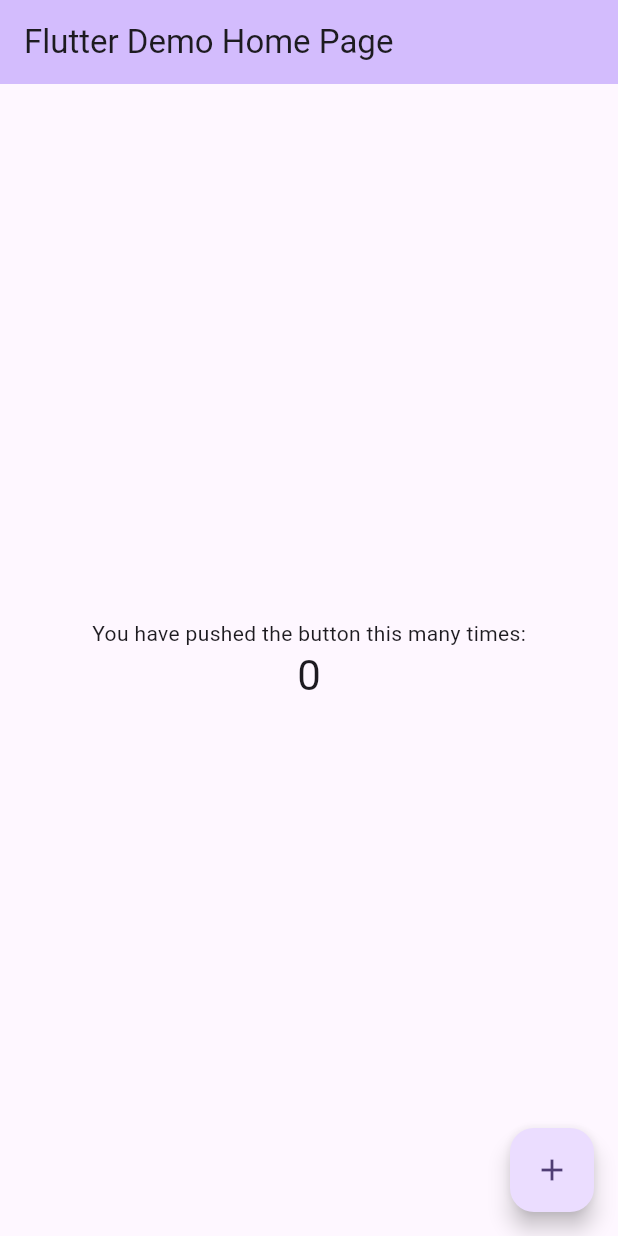
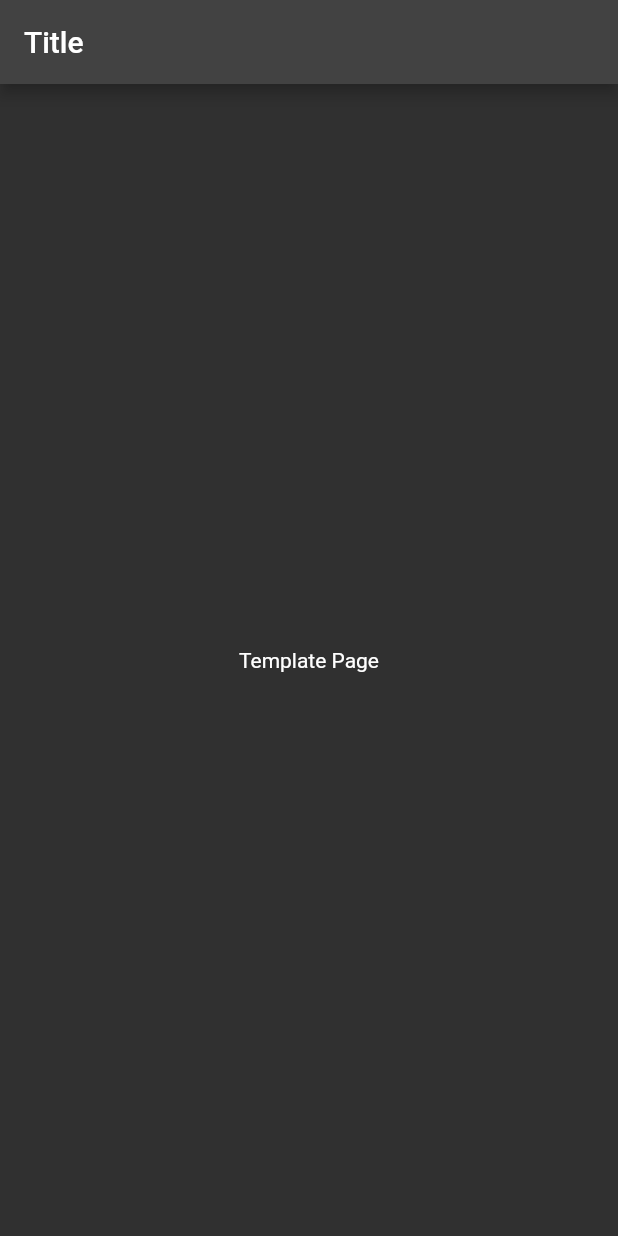
Before and after one commit to OmarElhassaniAlaoui/MealTime_app, a Flutter app: the screen it shows after launch, on a phone screen of 412 x 824 dp. Run offline on Flutter 3.47's test engine with Material 3 defaults, Android fonts, the phone set to English and light mode, and no system bars; our stand-ins replace go_router.

Commit message:
app routes- setup

```diff
--- a/analysis_options.yaml
+++ b/analysis_options.yaml
@@ -7,6 +7,10 @@
 
 # The following line activates a set of recommended lints for Flutter apps,
 # packages, and plugins designed to encourage good coding practices.
+analyzer:
+  errors:
+    unused_field: ignore
+    unused_element: ignore
 include: package:flutter_lints/flutter.yaml
 
 linter:
--- a/lib/main.dart
+++ b/lib/main.dart
@@ -1,111 +1,6 @@
 import 'package:flutter/material.dart';
+import 'package:meal_time_app/src/meal_time_app.dart';
 
 void main() {
-  runApp(const MyApp());
+  runApp(const MealTimeApp());
 }
-
-class MyApp extends StatelessWidget {
-  const MyApp({super.key});
-
-  // This widget is the root of your application.
-  @override
-  Widget build(BuildContext context) {
-    return MaterialApp(
-      title: 'Flutter Demo',
-      theme: ThemeData(
-
-        colorScheme: ColorScheme.fromSeed(seedColor: Colors.deepPurple),
-        useMaterial3: true,
-      ),
-      home: const MyHomePage(title: 'Flutter Demo Home Page'),
-    );
-  }
-}
-
-class MyHomePage extends StatefulWidget {
-  const MyHomePage({super.key, required this.title});
-
-  // This widget is the home page of your application. It is stateful, meaning
-  // that it has a State object (defined below) that contains fields that affect
-  // how it looks.
-
-  // This class is the configuration for the state. It holds the values (in this
-  // case the title) provided by the parent (in this case the App widget) and
-  // used by the build method of the State. Fields in a Widget subclass are
-  // always marked "final".
-
-  final String title;
-
-  @override
-  State<MyHomePage> createState() => _MyHomePageState();
-}
-
-class _MyHomePageState extends State<MyHomePage> {
-  int _counter = 0;
-
-  void _incrementCounter() {
-    setState(() {
-      // This call to setState tells the Flutter framework that something has
-      // changed in this State, which causes it to rerun the build method below
-      // so that the display can reflect the updated values. If we changed
-      // _counter without calling setState(), then the build method would not be
-      // called again, and so nothing would appear to happen.
-      _counter++;
-    });
-  }
-
-  @override
-  Widget build(BuildContext context) {
-    // This method is rerun every time setState is called, for instance as done
-    // by the _incrementCounter method above.
-    //
-    // The Flutter framework has been optimized to make rerunning build methods
-    // fast, so that you can just rebuild anything that needs updating rather
-    // than having to individually change instances of widgets.
-    return Scaffold(
-      appBar: AppBar(
-        // TRY THIS: Try changing the color here to a specific color (to
-        // Colors.amber, perhaps?) and trigger a hot reload to see the AppBar
-        // change color while the other colors stay the same.
-        backgroundColor: Theme.of(context).colorScheme.inversePrimary,
-        // Here we take the value from the MyHomePage object that was created by
-        // the App.build method, and use it to set our appbar title.
-        title: Text(widget.title),
-      ),
-      body: Center(
-        // Center is a layout widget. It takes a single child and positions it
-        // in the middle of the parent.
-        child: Column(
-          // Column is also a layout widget. It takes a list of children and
-          // arranges them vertically. By default, it sizes itself to fit its
-          // children horizontally, and tries to be as tall as its parent.
-          //
-          // Column has various properties to control how it sizes itself and
-          // how it positions its children. Here we use mainAxisAlignment to
-          // center the children vertically; the main axis here is the vertical
-          // axis because Columns are vertical (the cross axis would be
-          // horizontal).
-          //
-          // TRY THIS: Invoke "debug painting" (choose the "Toggle Debug Paint"
-          // action in the IDE, or press "p" in the console), to see the
-          // wireframe for each widget.
-          mainAxisAlignment: MainAxisAlignment.center,
-          children: <Widget>[
-            const Text(
-              'You have pushed the button this many times:',
-            ),
-            Text(
-              '$_counter',
-              style: Theme.of(context).textTheme.headlineMedium,
-            ),
-          ],
-        ),
-      ),
-      floatingActionButton: FloatingActionButton(
-        onPressed: _incrementCounter,
-        tooltip: 'Increment',
-        child: const Icon(Icons.add),
-      ), // This trailing comma makes auto-formatting nicer for build methods.
-    );
-  }
-}
--- /dev/null
+++ b/lib/src/app/routes/app_router_config.dart
@@ -0,0 +1,19 @@
+import 'routes_exports.dart';
+part "app_routes.dart";
+
+final _rootNavigatorKey = GlobalKey<NavigatorState>();
+final _shellNavigatorKey = GlobalKey<NavigatorState>();
+
+class AppPagesConfig {
+  late final GoRouter router = GoRouter(
+    routes: _routes,
+    initialLocation: AppRoutes.template,
+  );
+
+  static final _routes = <RouteBase>[
+    GoRoute(
+      path: AppRoutes.template,
+      builder: (context, state) => const TemplatePage(),
+    ),
+  ];
+}
--- /dev/null
+++ b/lib/src/app/routes/app_routes.dart
@@ -0,0 +1,22 @@
+part of 'app_router_config.dart';
+
+abstract class _Paths {
+
+  ///
+  /// welcome page
+  ///
+  static const spalsh = '/spalsh';
+  static const home = '/home';
+  static const template = '/template';
+}
+
+abstract class AppRoutes {
+  AppRoutes._();
+
+  ///
+  /// welcome page
+  ///
+  static const splash = _Paths.spalsh;
+  static const home = _Paths.home;
+  static const template = _Paths.template;
+}
--- /dev/null
+++ b/lib/src/app/routes/routes_exports.dart
@@ -0,0 +1,3 @@
+export 'package:flutter/material.dart';
+export 'package:go_router/go_router.dart';
+export 'package:meal_time_app/src/presentation/template/pages/template_page.dart';
--- a/lib/src/meal_time_app.dart
+++ b/lib/src/meal_time_app.dart
@@ -0,0 +1,22 @@
+import 'package:flutter/material.dart';
+import 'package:meal_time_app/src/app/routes/app_router_config.dart';
+import 'package:meal_time_app/src/app/themes/app_themes.dart';
+
+class MealTimeApp extends StatefulWidget {
+  const MealTimeApp({super.key});
+
+  @override
+  State<MealTimeApp> createState() => _MealTimeAppState();
+}
+
+class _MealTimeAppState extends State<MealTimeApp> {
+  @override
+  Widget build(BuildContext context) {
+    return MaterialApp.router(
+      title: 'Flutter Demo',
+      debugShowCheckedModeBanner: false,
+      theme: AppThemes.dark,
+      routerConfig: AppPagesConfig().router,
+    );
+  }
+}
--- /dev/null
+++ b/lib/src/presentation/template/pages/template_page.dart
@@ -0,0 +1,17 @@
+import 'package:flutter/material.dart';
+
+class TemplatePage extends StatelessWidget {
+  const TemplatePage({super.key});
+
+  @override
+  Widget build(BuildContext context) {
+    return Scaffold(
+      appBar: AppBar(
+        title: const Text('Title'),
+      ),
+      body: const Center(
+        child: Text('Template Page'),
+      ),
+    );
+  }
+}
--- a/pubspec.yaml
+++ b/pubspec.yaml
@@ -41,8 +41,6 @@ dependencies:
   flutter_secure_storage: ^9.2.2
   flutter_svg: ^2.0.16
   go_router: ^14.6.2
-  isar: ^3.1.0+1
-  isar_flutter_libs: ^3.1.0+1
   mockito: ^5.4.4
   page_transition: ^2.1.0
   path_provider: ^2.1.5
@@ -54,7 +52,6 @@ dev_dependencies:
   flutter_lints: ^5.0.0
   flutter_test:
     sdk: flutter
-  isar_generator: ^3.1.0+1
 
 # For information on the generic Dart part of this file, see the
 # following page: https://dart.dev/tools/pub/pubspec
```
Also changed, not shown: pubspec.lock, 6 other files.
